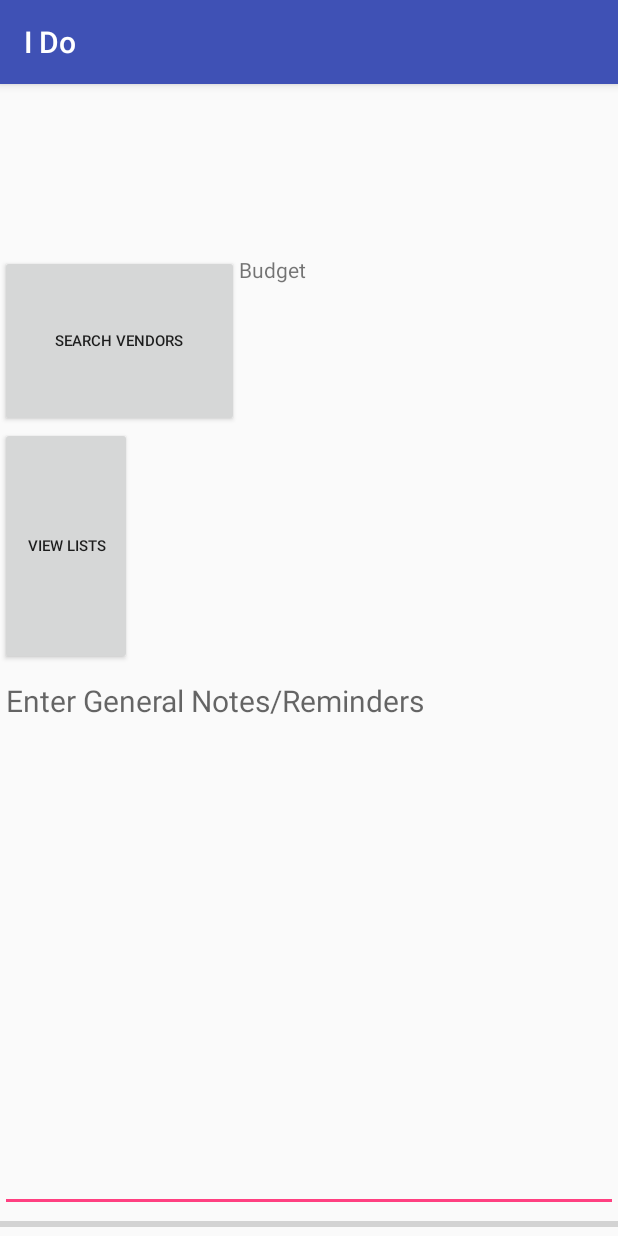
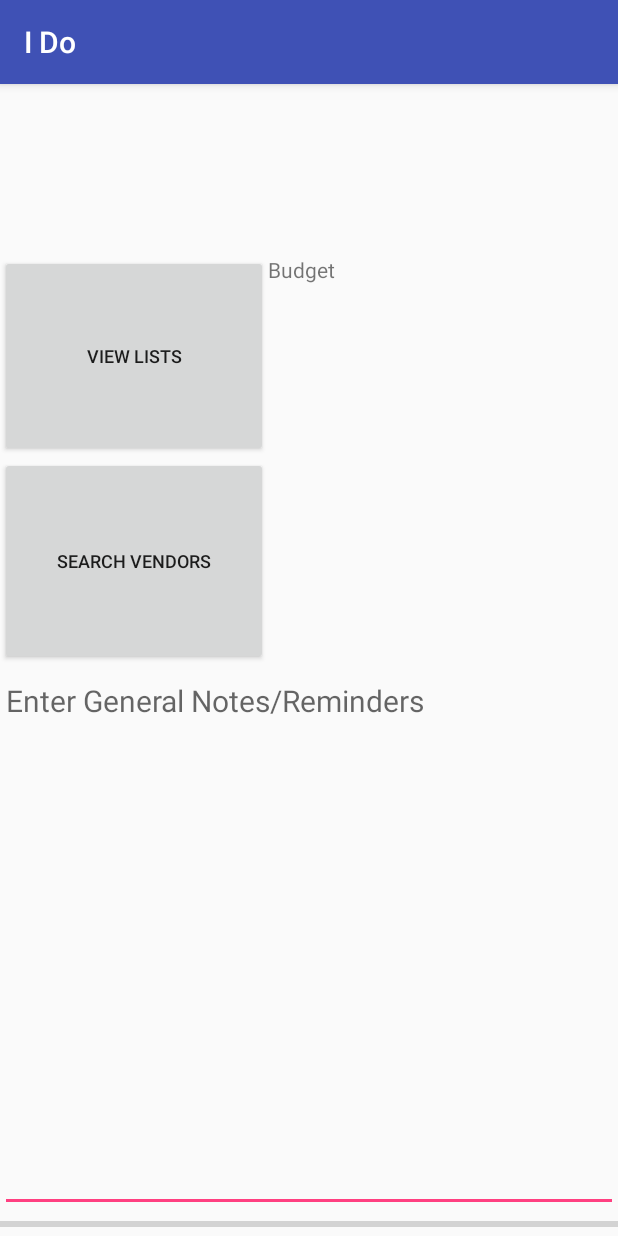
Before and after one commit to tytusplanck/I-Do-Android, an Android app: the screen it shows after launch once a user with an empty profile is signed in (MainActivity), on a phone screen of 412 x 824 dp. Run offline under Robolectric (Android 15) with nearby library versions, the phone set to English and light mode, and no system bars; our stand-ins replace Firebase (no records; nobody signed in at launch, a user with empty details on screens opened directly).

Commit message:
DIdn't do much to be fair

```diff
--- a/app/src/main/res/layout/activity_main.xml
+++ b/app/src/main/res/layout/activity_main.xml
@@ -25,23 +25,23 @@
 
 
             <Button
+                android:id="@+id/button3"
+                android:layout_width="match_parent"
+                android:layout_height="132dp"
+                android:layout_weight="1"
+                android:onClick="jumpToLists"
+                android:text="View LIsts"
+                android:textSize="12sp" />
+
+            <Button
                 android:id="@+id/button4"
                 android:layout_width="match_parent"
-                android:layout_height="4dp"
+                android:layout_height="136dp"
                 android:layout_weight="1"
                 android:onClick="jumpToVenue"
                 android:text="Search Vendors"
-                android:textSize="10sp" />
+                android:textSize="12sp" />
 
-
-            <Button
-                android:id="@+id/button3"
-                android:layout_width="wrap_content"
-                android:layout_height="wrap_content"
-                android:layout_weight="1"
-                android:onClick="jumpToLists"
-                android:text="View LIsts"
-                android:textSize="10sp" />
         </LinearLayout>
 
         <TextView
```
